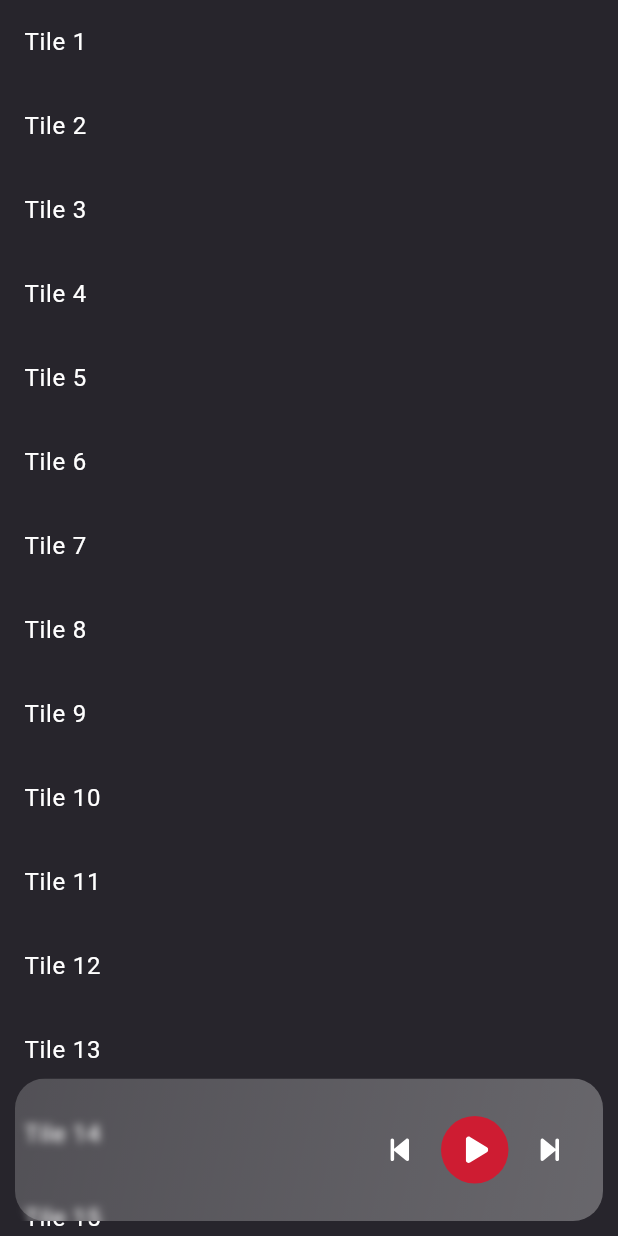
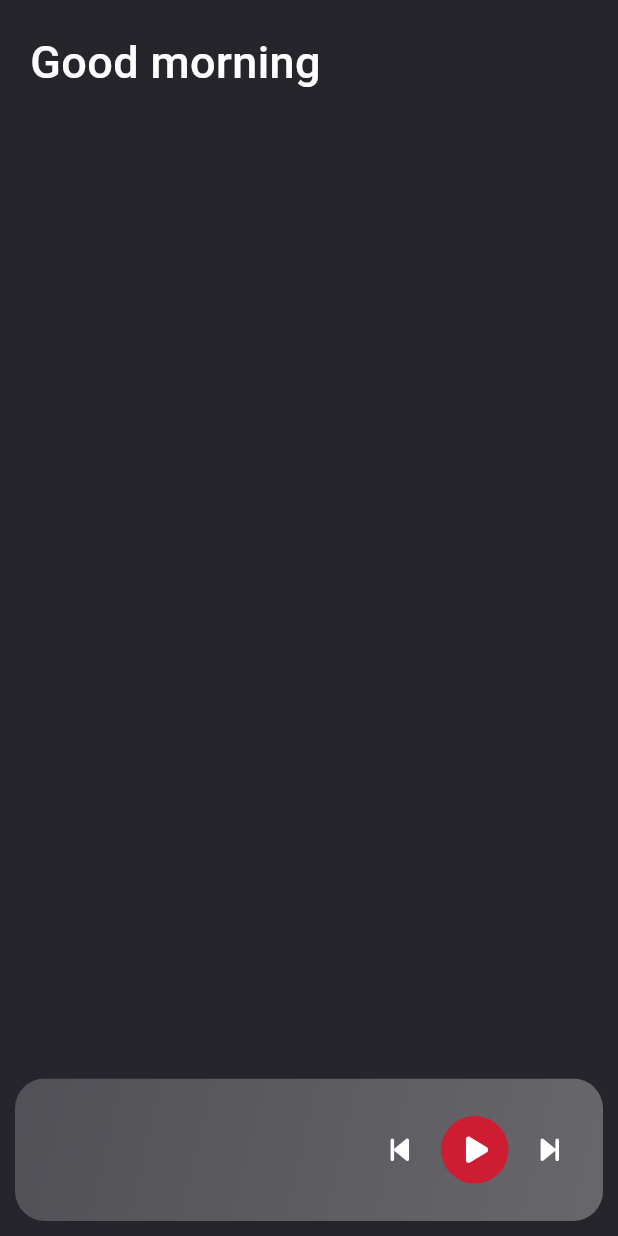
Before and after one commit to Deepacks/spotify-carbon, a Flutter app: the screen it shows after launch, on a phone screen of 412 x 824 dp. Run offline on Flutter 3.47's test engine with Material 2 defaults, Android fonts, the phone set to English and light mode, and no system bars; our stand-ins replace flutter_riverpod, flutter_svg; missing offline and left inert: spotiflutter; statements that could not run were skipped.

Commit message:
add greeting in home

```diff
--- /dev/null
+++ b/lib/widgets/home/greeting.dart
@@ -0,0 +1,31 @@
+import 'package:flutter/material.dart';
+
+class Greeting extends StatelessWidget {
+  const Greeting({super.key});
+
+  @override
+  Widget build(BuildContext context) {
+    final DateTime now = DateTime.now();
+    final int currentHour = now.hour;
+
+    String greeting = '';
+
+    if (currentHour >= 6 && currentHour < 13) {
+      greeting = 'Good morning';
+    } else if (currentHour >= 13 && currentHour < 18) {
+      greeting = 'Good afternoon';
+    } else if (currentHour >= 18 && currentHour < 23) {
+      greeting = 'Good evening';
+    } else {
+      greeting = 'Good night';
+    }
+
+    return Text(
+      greeting,
+      style: const TextStyle(
+        fontSize: 30,
+        fontWeight: FontWeight.w500,
+      ),
+    );
+  }
+}
--- a/lib/widgets/home/home.dart
+++ b/lib/widgets/home/home.dart
@@ -1,4 +1,6 @@
 import 'package:flutter/material.dart';
+
+import 'greeting.dart';
 
 class Home extends StatelessWidget {
   const Home({super.key});
@@ -6,62 +8,11 @@ class Home extends StatelessWidget {
   @override
   Widget build(BuildContext context) {
     return ListView(
-      children: const [
-        ListTile(
-          title: Text("Tile 1"),
-        ),
-        ListTile(
-          title: Text("Tile 2"),
-        ),
-        ListTile(
-          title: Text("Tile 3"),
-        ),
-        ListTile(
-          title: Text("Tile 4"),
-        ),
-        ListTile(
-          title: Text("Tile 5"),
-        ),
-        ListTile(
-          title: Text("Tile 6"),
-        ),
-        ListTile(
-          title: Text("Tile 7"),
-        ),
-        ListTile(
-          title: Text("Tile 8"),
-        ),
-        ListTile(
-          title: Text("Tile 9"),
-        ),
-        ListTile(
-          title: Text("Tile 10"),
-        ),
-        ListTile(
-          title: Text("Tile 11"),
-        ),
-        ListTile(
-          title: Text("Tile 12"),
-        ),
-        ListTile(
-          title: Text("Tile 13"),
-        ),
-        ListTile(
-          title: Text("Tile 14"),
-        ),
-        ListTile(
-          title: Text("Tile 15"),
-        ),
-        ListTile(
-          title: Text("Tile 16"),
-        ),
-        ListTile(
-          title: Text("Tile 17"),
-        ),
-        ListTile(
-          title: Text("Tile 18"),
-        ),
-        SizedBox(
+      padding: const EdgeInsets.symmetric(horizontal: 20),
+      children: [
+        const SizedBox(height: 20),
+        Greeting(),
+        const SizedBox(
           height: 100,
         )
       ],
--- a/lib/widgets/home/player_mini.dart
+++ b/lib/widgets/home/player_mini.dart
@@ -42,7 +42,8 @@ class PlayerMini extends ConsumerWidget {
         child: SizedBox(
           height: 95.0,
           child: Padding(
-            padding: const EdgeInsets.all(13.0),
+            padding:
+                const EdgeInsets.only(top: 13, right: 13, bottom: 13, left: 18),
             child: Row(
               children: [
                 // ClipRRect(
```
